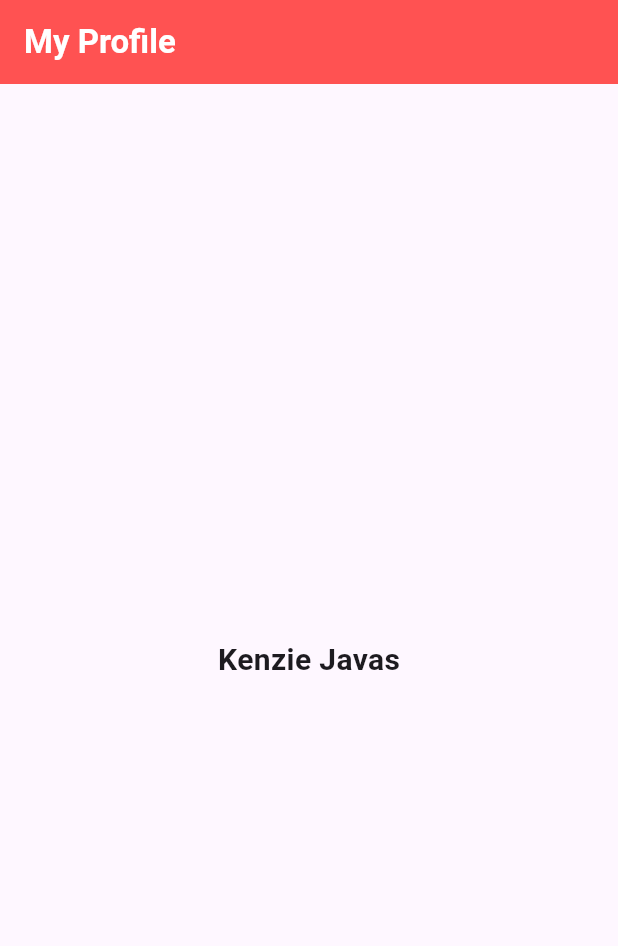
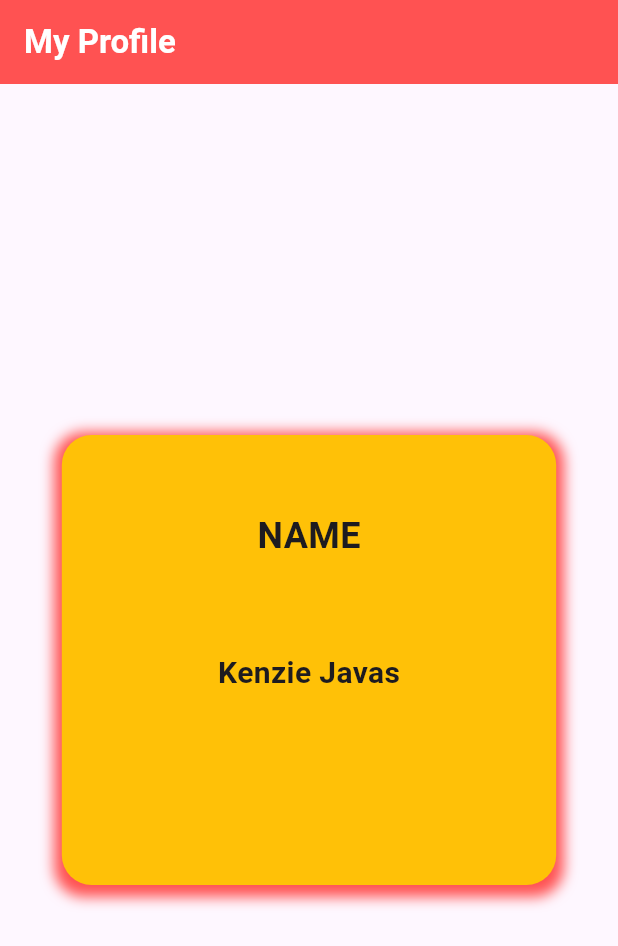
Before and after one commit to KenzJavas/flutter_profile_card, a Flutter app: the screen it shows after launch, on a phone screen of 412 x 824 dp. Shown: the top 946 px of the screen. Run offline on Flutter 3.47's test engine with Material 3 defaults, Android fonts, the phone set to English and light mode, and no system bars.

Commit message:
belajar container pedding dan sizedbox

```diff
--- a/lib/profile.dart
+++ b/lib/profile.dart
@@ -17,18 +17,55 @@ class ProfileCard extends StatelessWidget {
         child: Column(
           mainAxisAlignment: MainAxisAlignment.center,
           children: [
-            Text(
-              'Kenzie Javas',
-              style: TextStyle(fontSize: 20.0,
-              fontWeight: FontWeight.bold,
+            Container(
+              width: MediaQuery.of(context).size.width * 0.8,
+              height: 300,
+              decoration: BoxDecoration(
+                borderRadius: BorderRadius.circular(20),
+                color: Colors.amber,
+                boxShadow: [
+                  BoxShadow(
+                    color: Colors.redAccent,
+                    spreadRadius: 5.0,
+                    blurRadius: 7.0,
+                    offset: Offset(0, 3),
+                  ),
+                ],
+              ),
+              child: Column(
+                children: [
+                  Padding(
+                    padding: const EdgeInsets.symmetric(
+                      horizontal: 20,
+                      vertical: 50,
+                    ),
+                    /**
+                     * belajar container pedding dan sizedbox
+                     * only => hanya memberi satu posisi
+                     * symmetric => memberi jarak sumbu x atau sumbu y
+                     * all => memberi semua jarak
+                     */
+                    child: Text(
+                      'NAME',
+                      style: TextStyle(
+                        fontSize: 24,
+                        fontWeight: FontWeight.bold,
+                      ),
+                    ),
+                  ),
+                  SizedBox(height: 10),
+                  Text(
+                    'Kenzie Javas',
+                    style: TextStyle(
+                      fontSize: 20.0,
+                      fontWeight: FontWeight.bold,
+                    ),
+                  ),
+                ],
               ),
             ),
-            Row(
-              children: <Widget>[
-                Column(),
-                Column(),
-              ],
-            ),
+            Column(children: <Widget>[]),
+            Column(children: <Widget>[]),
           ],
         ),
       ),
```
Also changed, not shown: flutter_01.png (added).
